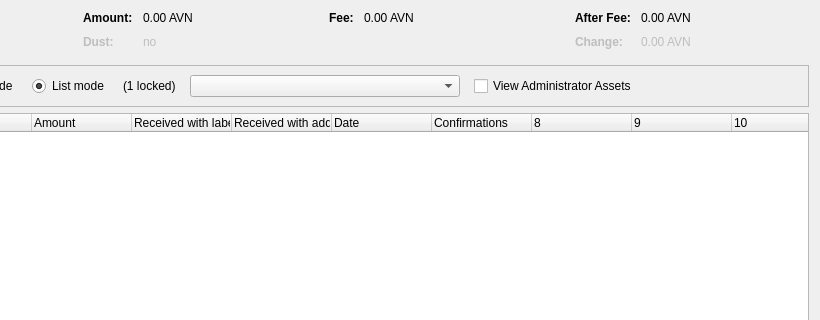
Before: the Qt Designer form src/qt/forms/assetcontroldialog.ui in Meowcoin-Foundation/Meowcoin, drawn with Qt 5; both pictures show x 180 to 1000 and y 0 to 320 of the 1000 by 500 pixel window.
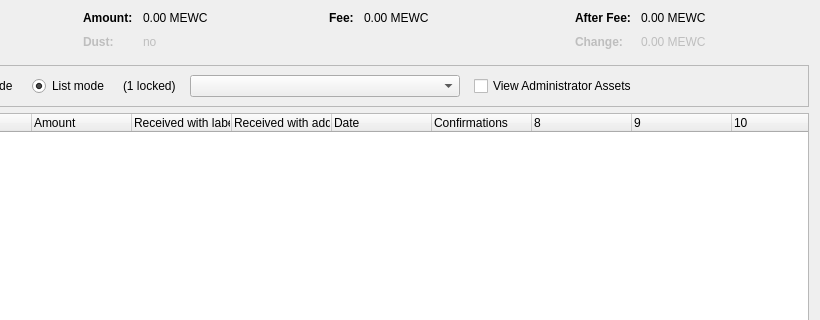
After: the same form once the commit is applied. Custom widgets are drawn as their Qt base class.

Diff of the .ui file:
```diff
--- a/src/qt/forms/assetcontroldialog.ui
+++ b/src/qt/forms/assetcontroldialog.ui
@@ -132,7 +132,7 @@
           <enum>Qt::ActionsContextMenu</enum>
          </property>
          <property name="text">
-          <string notr="true">0.00 AVN</string>
+          <string notr="true">0.00 MEWC</string>
          </property>
          <property name="textInteractionFlags">
           <set>Qt::LinksAccessibleByMouse|Qt::TextSelectableByKeyboard|Qt::TextSelectableByMouse</set>
@@ -212,7 +212,7 @@
           <enum>Qt::ActionsContextMenu</enum>
          </property>
          <property name="text">
-          <string notr="true">0.00 AVN</string>
+          <string notr="true">0.00 MEWC</string>
          </property>
          <property name="textInteractionFlags">
           <set>Qt::LinksAccessibleByMouse|Qt::TextSelectableByKeyboard|Qt::TextSelectableByMouse</set>
@@ -257,7 +257,7 @@
           <enum>Qt::ActionsContextMenu</enum>
          </property>
          <property name="text">
-          <string notr="true">0.00 AVN</string>
+          <string notr="true">0.00 MEWC</string>
          </property>
          <property name="textInteractionFlags">
           <set>Qt::LinksAccessibleByMouse|Qt::TextSelectableByKeyboard|Qt::TextSelectableByMouse</set>
@@ -292,7 +292,7 @@
           <enum>Qt::ActionsContextMenu</enum>
          </property>
          <property name="text">
-          <string notr="true">0.00 AVN</string>
+          <string notr="true">0.00 MEWC</string>
          </property>
          <property name="textInteractionFlags">
           <set>Qt::LinksAccessibleByMouse|Qt::TextSelectableByKeyboard|Qt::TextSelectableByMouse</set>
```
